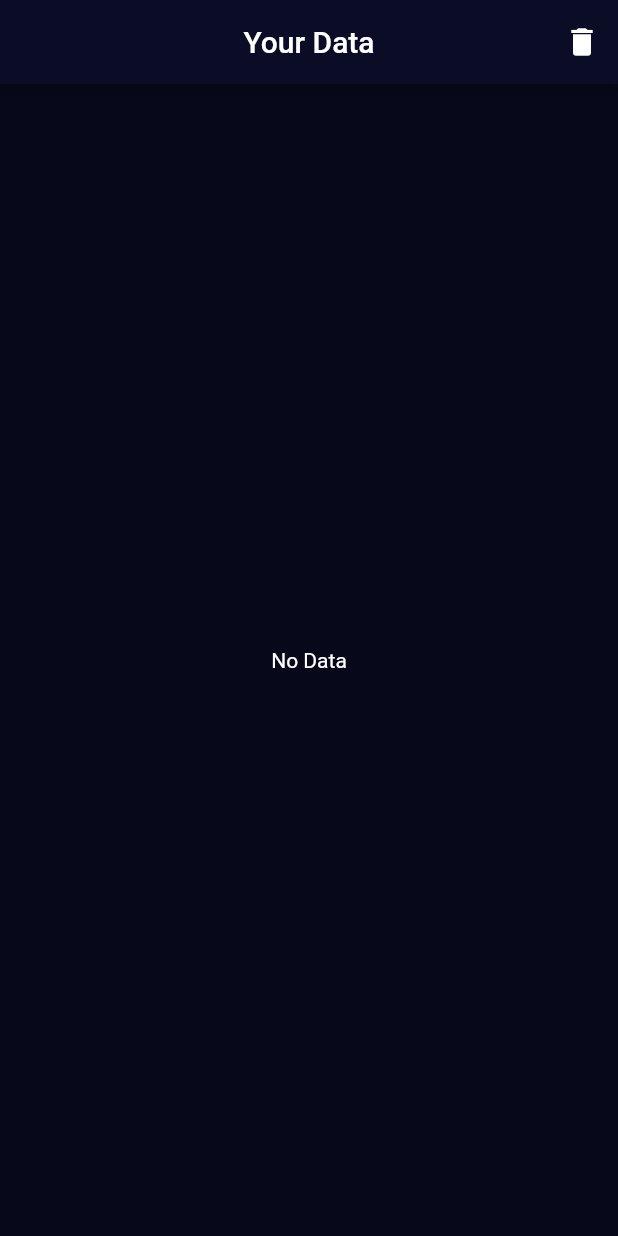
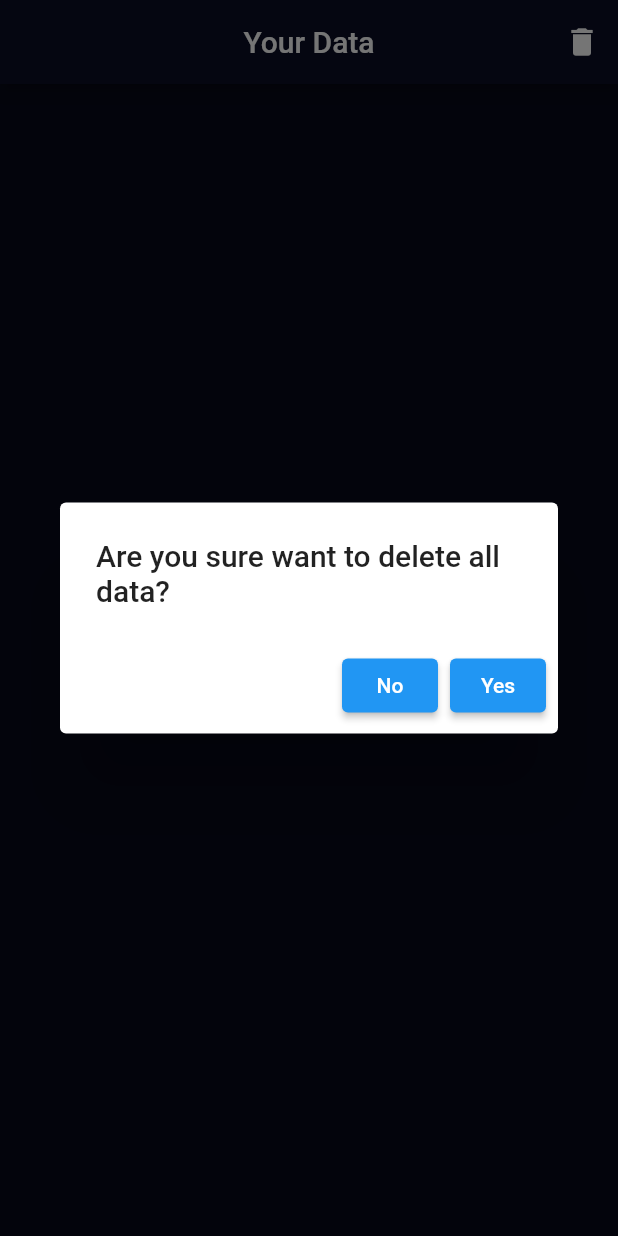
Before and after one commit to Ahmetakaslan/BMI-Calculator, a Flutter app: the Detail screen opened directly, after a tap on the "delete" icon, on a phone screen of 412 x 824 dp. Run offline on Flutter 3.47's test engine with Material 2 defaults, Android fonts, the phone set to English and light mode, and no system bars; our stand-ins replace font_awesome_flutter, sqflite; accounts and stored records are empty.

Commit message:
mvvm eklendi ve düzeltilmeler yapıldı

```diff
--- a/lib/main.dart
+++ b/lib/main.dart
@@ -1,4 +1,4 @@
-import 'package:bmi_31_3_2023/input_page.dart';
+import 'package:bmi_31_3_2023/view/input_page.dart';
 import 'package:flutter/material.dart';
 
 void main() {
@@ -20,7 +20,7 @@ class BMICalculator extends StatelessWidget {
 
 
       ),
-      home: const InputPage(),
+      home:  InputPage(),
     );
   }
 }
--- a/lib/detail.dart
+++ b/lib/view/detail.dart
@@ -1,7 +1,10 @@
-import 'package:bmi_31_3_2023/DataBaseHelper.dart';
-import 'package:bmi_31_3_2023/const.dart';
-import 'package:bmi_31_3_2023/healthOutcomes.dart';
+import 'package:bmi_31_3_2023/model/DataBaseHelper.dart';
+import 'package:bmi_31_3_2023/constants/const.dart';
+import 'package:bmi_31_3_2023/model/healthOutcomes.dart';
+import 'package:bmi_31_3_2023/view/calculateScreen.dart';
 import 'package:flutter/material.dart';
+
+import 'input_page.dart';
 
 class Detail extends StatefulWidget {
   const Detail({super.key});
@@ -20,7 +23,7 @@ class _DetailState extends State<Detail> {
         var first = list[index];
         var id = int.parse(first["id"].toString());
         var age = first["age"] as String;
-        var date = first["date"] as String;
+        var date = first["date"].toString().substring(0, 19) as String;
         var weight = first["weight"] as String;
         var height = first["height"] as String;
         var gender = first["gender"] as String;
@@ -45,9 +48,35 @@ class _DetailState extends State<Detail> {
   }
 
   Future<void> DeleteAll() async {
-    var db = await DataBaseHelper.connectToDatabase();
-    db.delete("BMI");
-    setState(() {});
+    showDialog(
+      context: context,
+      builder: (context) {
+        return AlertDialog(
+          title: Text("Are you sure want to delete all data?"),
+          actions: [
+            ElevatedButton(
+              onPressed: () {
+                Navigator.pop(context);
+              },
+              child: Text("No"),
+            ),
+            ElevatedButton(
+              onPressed: () async {
+                var db = await DataBaseHelper.connectToDatabase();
+                db.delete("BMI");
+                setState(() {});
+                Navigator.pushReplacement(
+                    context,
+                    MaterialPageRoute(
+                      builder: (context) => InputPage(),
+                    ));
+              },
+              child: Text("Yes"),
+            ),
+          ],
+        );
+      },
+    );
   }
 
   @override
@@ -84,13 +113,13 @@ class _DetailState extends State<Detail> {
                     child: Row(
                       mainAxisAlignment: MainAxisAlignment.spaceEvenly,
                       children: [
-                        defaultTexts(firstValue.date, "Date",Colors.black),
-                        defaultTexts(firstValue.status, "Status",Colors.red),
-                        defaultTexts(firstValue.value, "Value",Colors.black),
-                        defaultTexts(firstValue.gender, "Gender",Colors.black),
-                        defaultTexts(firstValue.age, "Age",Colors.black),
-                        defaultTexts(firstValue.height, "Height",Colors.black),
-                        defaultTexts(firstValue.weight, "Weight",Colors.black),
+                        defaultTexts(firstValue.date, "Date", Colors.black),
+                        defaultTexts(firstValue.status, "Status", Colors.red),
+                        defaultTexts(firstValue.value, "Value", Colors.black),
+                        defaultTexts(firstValue.gender, "Gender", Colors.black),
+                        defaultTexts(firstValue.age, "Age", Colors.black),
+                        defaultTexts(firstValue.height, "Height", Colors.black),
+                        defaultTexts(firstValue.weight, "Weight", Colors.black),
                         IconButton(
                           onPressed: () {
                             Delete(firstValue.id);
@@ -118,7 +147,6 @@ class _DetailState extends State<Detail> {
     String firstValue,
     String text,
     Color color,
-
   ) {
     return Padding(
       padding: const EdgeInsets.all(8.0),
@@ -127,7 +155,7 @@ class _DetailState extends State<Detail> {
         children: [
           Text(
             "$text",
-            style: defaultTextStyle(Colors.green  ),
+            style: defaultTextStyle(Colors.green),
           ),
           Text(
             "${firstValue}",
@@ -138,5 +166,6 @@ class _DetailState extends State<Detail> {
     );
   }
 
-  TextStyle defaultTextStyle(Color color) => TextStyle(color: color, fontSize: 16);
+  TextStyle defaultTextStyle(Color color) =>
+      TextStyle(color: color, fontSize: 16);
 }
--- a/lib/input_page.dart
+++ b/lib/view/input_page.dart
@@ -2,8 +2,8 @@ import 'dart:io';
 
 import 'package:bmi_31_3_2023/Default/d_ContainerChaild.dart';
 import 'package:bmi_31_3_2023/Default/default_Container.dart';
-import 'package:bmi_31_3_2023/calculateScreen.dart';
-import 'package:bmi_31_3_2023/const.dart';
+import 'package:bmi_31_3_2023/view/calculateScreen.dart';
+import 'package:bmi_31_3_2023/constants/const.dart';
 import 'package:flutter/material.dart';
 import 'package:flutter/rendering.dart';
 import 'package:font_awesome_flutter/font_awesome_flutter.dart';
@@ -16,7 +16,7 @@ enum Gender {
 enum AddRemove { addWeight, removeWeight, addAge, removeAge }
 
 class InputPage extends StatefulWidget {
-  const InputPage();
+   InputPage();
   @override
   State<InputPage> createState() => _InputPageState();
 }
```
Also changed, not shown: lib/view/calculateScreen.dart (renamed from lib/calculateScreen.dart, +4 -4 lines), lib/constants/const.dart (renamed from lib/const.dart), lib/model/DataBaseHelper.dart (renamed from lib/DataBaseHelper.dart), lib/model/healthOutcomes.dart (renamed from lib/healthOutcomes.dart), pubspec.lock, 1 other file.
